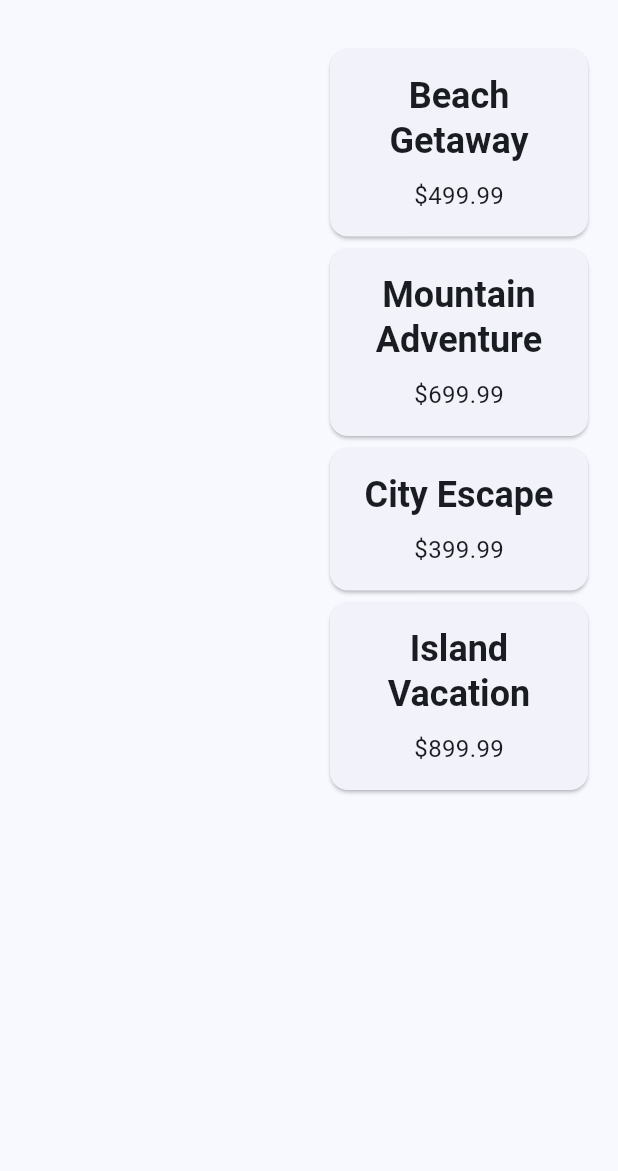
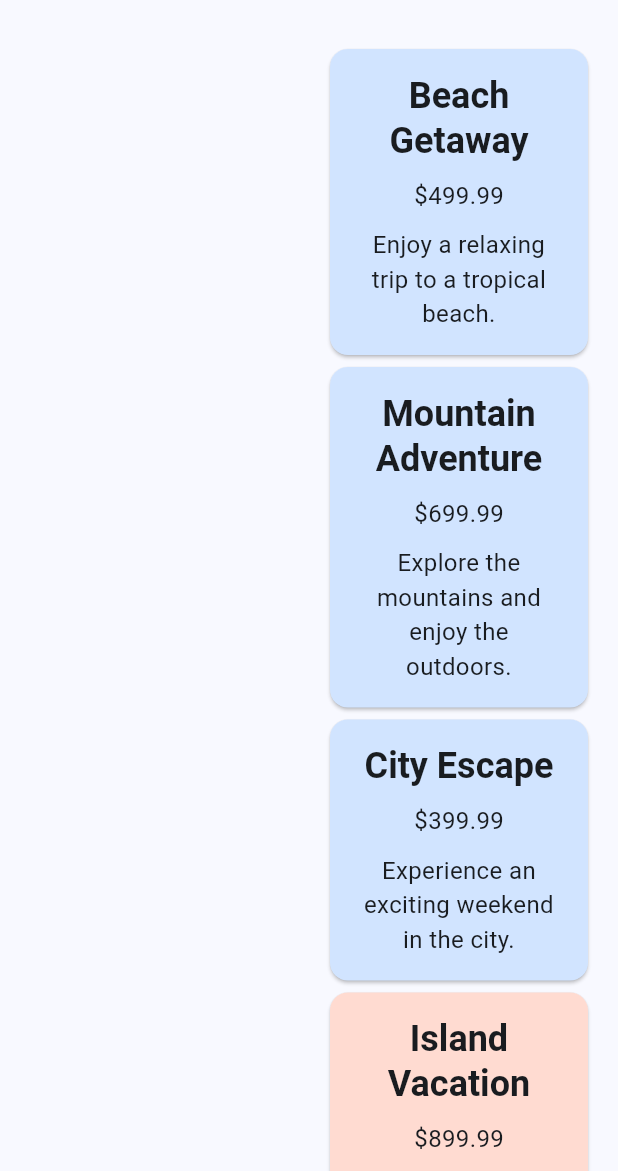
Before and after one commit to jaidenjones2005/travel-dashboard, a Flutter app: the DesktopLayout screen opened directly with empty values, on a phone screen of 412 x 824 dp, the part 65-1236 px from its top. Run offline on Flutter 3.47's test engine with Material 3 defaults, Android fonts, the light colour scheme and no system bars.

Commit message:
Complete Phase 4 premium theme override

```diff
--- a/lib/main.dart
+++ b/lib/main.dart
@@ -77,7 +77,6 @@ class TravelHomePage extends StatelessWidget {
 
   @override
   Widget build(BuildContext context) {
-    // Centralized navigation data
     const List<Destination> destinations = [
       Destination(
         name: 'Home',
@@ -97,7 +96,6 @@ class TravelHomePage extends StatelessWidget {
       ),
     ];
 
-    // Window-level measurement
     final double width = MediaQuery.sizeOf(context).width;
 
     if (width < 600) {
@@ -143,10 +141,7 @@ class MobileLayout extends StatelessWidget {
       appBar: AppBar(
         title: const Text('Travel Dashboard'),
       ),
-
-      // Phase 3 content
       body: const DealDashboard(),
-
       bottomNavigationBar: BottomAppBar(
         child: Row(
           children: navItems,
@@ -194,8 +189,6 @@ class DesktopLayout extends StatelessWidget {
               children: navItems,
             ),
           ),
-
-          // Phase 3 content
           const Expanded(
             child: DealDashboard(),
           ),
@@ -244,15 +237,27 @@ class DealDashboard extends StatelessWidget {
     List<Widget> dealCards = [];
 
     for (TravelDeal deal in deals) {
-      dealCards.add(
-        DealCard(deal: deal),
-      );
+      Widget card = DealCard(deal: deal);
+
+      // Phase 4: Local theme override for premium deals
+      if (deal.isPremium) {
+        card = Theme(
+          data: Theme.of(context).copyWith(
+            colorScheme: ColorScheme.fromSeed(
+              seedColor: Colors.deepOrange,
+              brightness: Brightness.light,
+            ),
+          ),
+          child: card,
+        );
+      }
+
+      dealCards.add(card);
     }
 
     return SafeArea(
       child: LayoutBuilder(
         builder: (context, constraints) {
-          // Widget-level responsive breakpoint
           if (constraints.maxWidth > 400) {
             return GridView.count(
               crossAxisCount: 2,
@@ -288,6 +293,7 @@ class DealCard extends StatelessWidget {
   @override
   Widget build(BuildContext context) {
     return Card(
+      color: Theme.of(context).colorScheme.primaryContainer,
       child: Padding(
         padding: const EdgeInsets.all(16),
         child: Column(
@@ -303,6 +309,12 @@ class DealCard extends StatelessWidget {
               '\$${deal.price.toStringAsFixed(2)}',
               style: Theme.of(context).textTheme.bodyMedium,
             ),
+            const SizedBox(height: 10),
+            Text(
+              deal.description,
+              style: Theme.of(context).textTheme.bodyMedium,
+              textAlign: TextAlign.center,
+            ),
           ],
         ),
       ),
```
Also changed, not shown: 1 other file.
